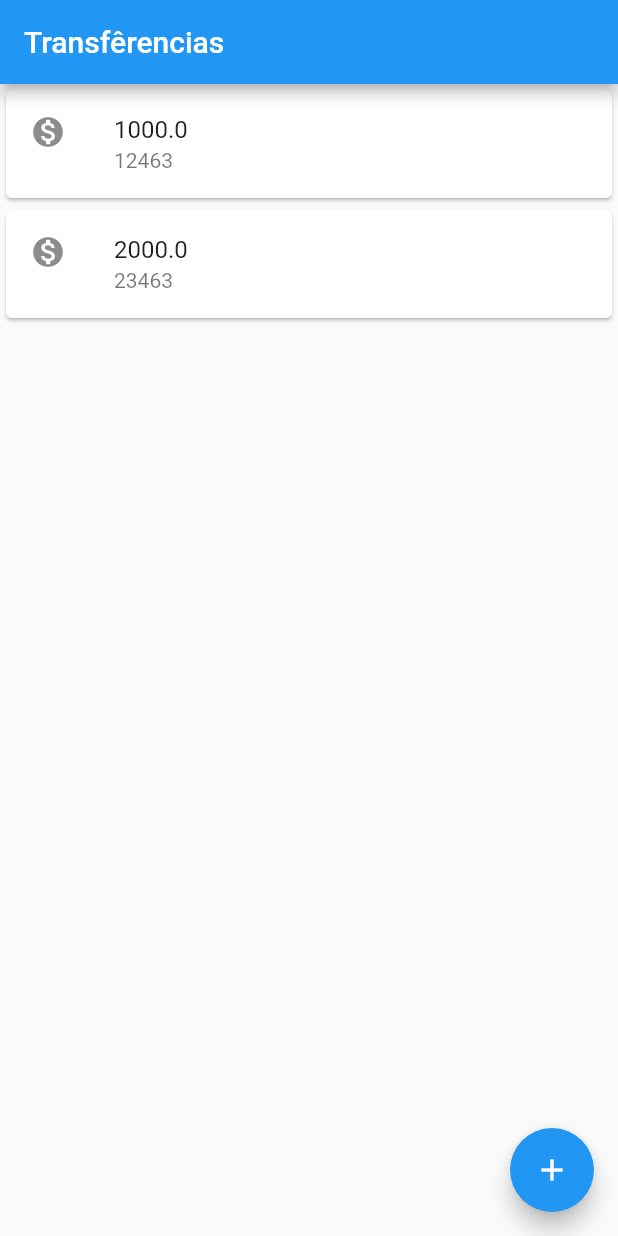
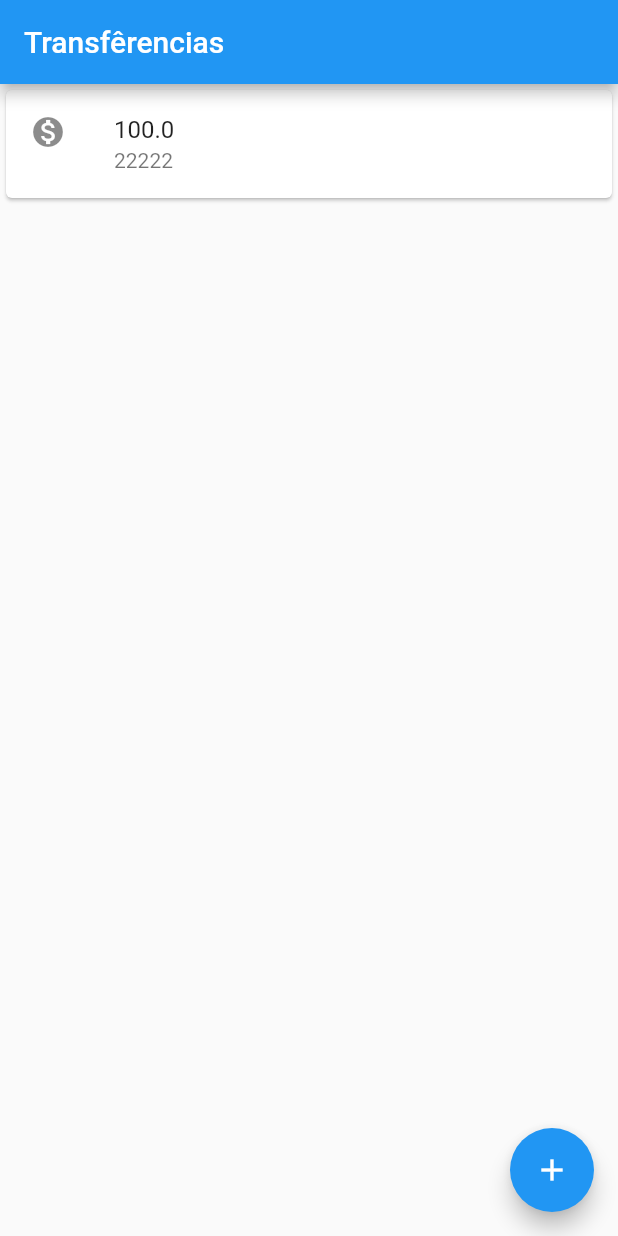
Before and after one commit to Gabriel-Simon07/Flutter, a Flutter app: the screen it shows after launch, on a phone screen of 412 x 824 dp. Run offline on Flutter 3.47's test engine with Material 2 defaults, Android fonts, the phone set to English and light mode, and no system bars.

```diff
--- a/lib/main.dart
+++ b/lib/main.dart
@@ -16,17 +16,22 @@ class ByteBankApp extends StatelessWidget {
 }
 
 class ListaTransferencias extends StatelessWidget {
+
+  final List<Transferencia> _transferencias = [];
+
   @override
   Widget build(BuildContext context) {
+    _transferencias.add(Transferencia(100.0, 22222));
     return Scaffold(
       appBar: AppBar(
         title: Text('Transfêrencias'),
       ),
-      body: Column(
-        children: [
-          ItemTransferencia(Transferencia(1000.0, 12463)),
-          ItemTransferencia(Transferencia(2000.0, 23463)),
-        ],
+      body: ListView.builder(
+          itemCount: _transferencias.length,
+          itemBuilder: (context, indice) {
+            final transferencia = _transferencias[indice];
+            return ItemTransferencia(transferencia);
+          }
       ),
       floatingActionButton: FloatingActionButton(
         onPressed: () {
@@ -35,6 +40,7 @@ class ListaTransferencias extends StatelessWidget {
           }));
           future.then((transferenciaRecebida) {
             debugPrint('no future ${transferenciaRecebida}');
+            _transferencias.add(transferenciaRecebida!);
           });
         },
         child: Icon(Icons.add),
```
